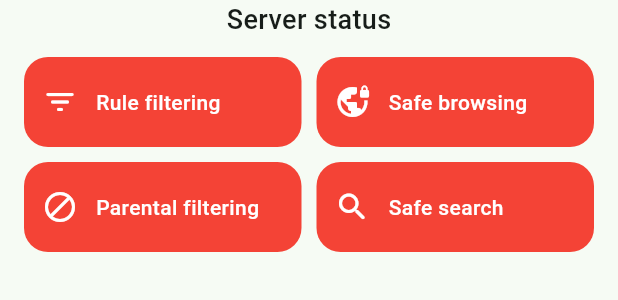
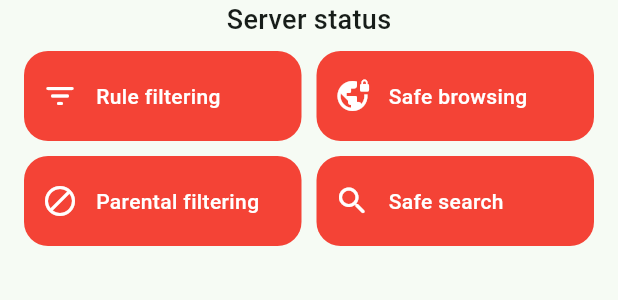
Before and after one commit to comew574/adguard-home-manager-mod, a Flutter app: the ServerStatusWidget widget shown alone on an empty page, opened directly with empty values, on a phone screen of 412 x 824 dp. Shown: the top 300 px of the screen. Run offline on Flutter 3.47's test engine with Material 3 defaults, Android fonts, the phone set to English and light mode, and no system bars; drawn by our look-alikes of dynamic_color; our stand-ins replace device_info_plus, expandable, fl_chart, flutter_dotenv, flutter_html, package_info_plus and 7 more; missing offline and left inert: contextmenu, flutter_custom_tabs, flutter_reorderable_list, markdown, segmented_button_slide, window_manager; accounts and stored records are empty.

Commit message:
卡片间距缩小、内边距减小、圆角调小、空白压缩

```diff
--- a/lib/screens/home/server_status.dart
+++ b/lib/screens/home/server_status.dart
@@ -21,7 +21,7 @@ class ServerStatusWidget extends StatelessWidget {
     final textScaleFactor = MediaQuery.of(context).textScaler.scale(1);
 
     return Padding(
-      padding: const EdgeInsets.only(left: 16, right: 16, bottom: 8),
+      padding: const EdgeInsets.only(left: 16, right: 16, bottom: 4),
       child: Column(
         mainAxisSize: MainAxisSize.min,
         children: [
@@ -33,7 +33,7 @@ class ServerStatusWidget extends StatelessWidget {
               color: Theme.of(context).colorScheme.onSurface
             ),
           ),
-          const SizedBox(height: 12),
+          const SizedBox(height: 8),
           GridView(
             primary: false,
             shrinkWrap: true,
```
Also changed, not shown: lib/screens/home/home.dart (+4 -4 lines).
